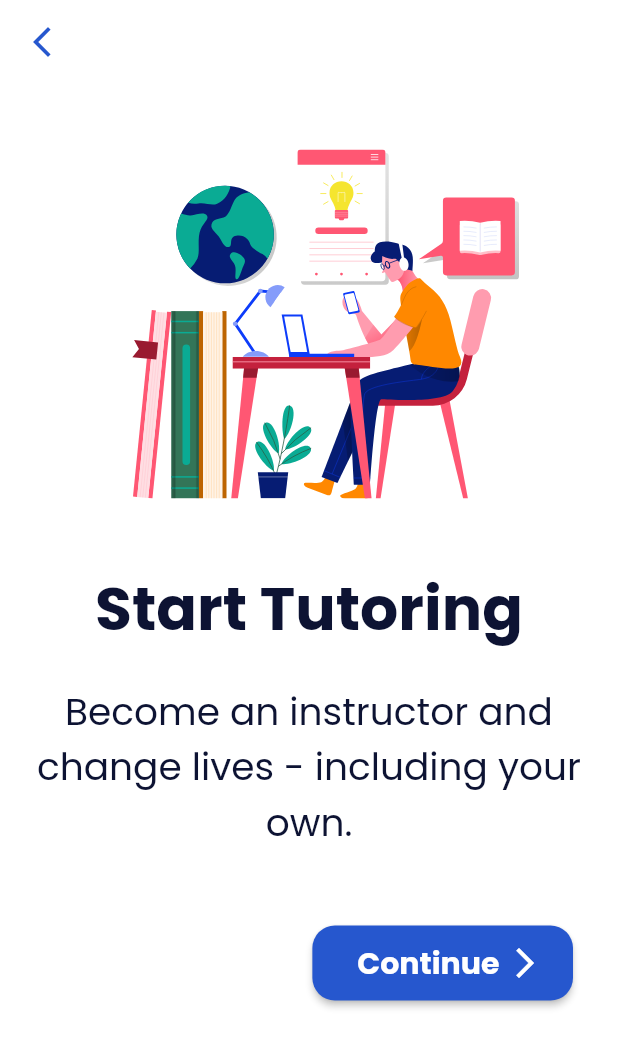
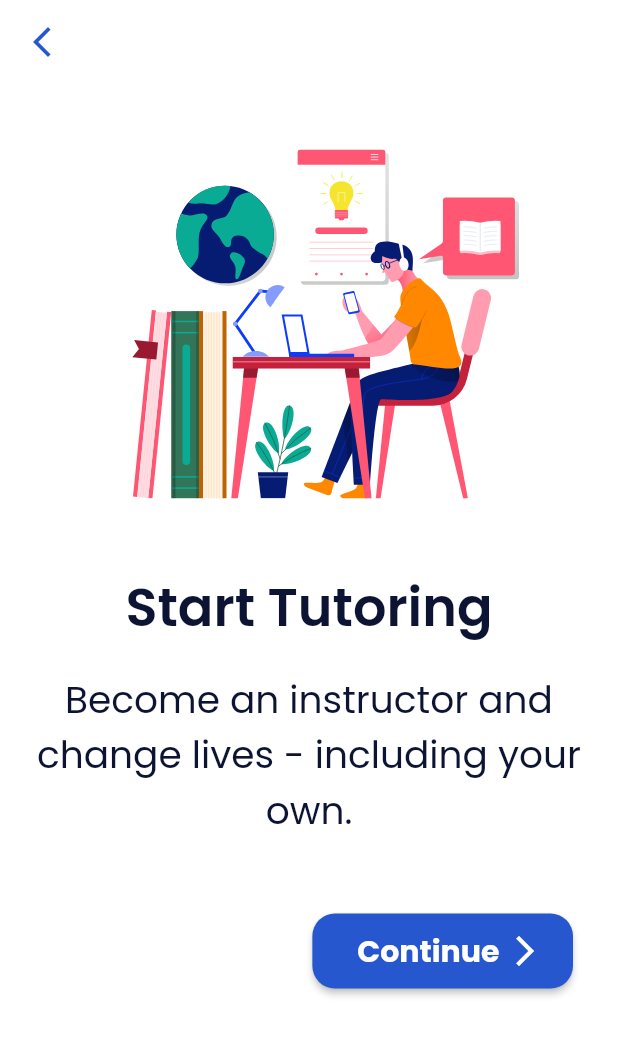
Before and after one commit to niyatipatel2711/e_learning_platform, a Flutter app: the AdminStart screen opened directly, on a phone screen of 412 x 824 dp. Shown: the top 1047 px of the screen. Run offline on Flutter 3.47's test engine with Material 2 defaults, Android fonts, the phone set to English and light mode, and no system bars; our stand-ins replace firebase_auth, firebase_core, flutter_svg, form_field_validator, google_fonts, google_sign_in and 1 more; accounts and stored records are empty.

Commit message:
Admin start page

```diff
--- a/lib/AdminStart.dart
+++ b/lib/AdminStart.dart
@@ -34,14 +34,14 @@ class _AdminStartState extends State<AdminStart> {
             child: Column(
               children: [
                 SvgPicture.asset('assets/tutor.svg', height: 280, width: 280),
-                SizedBox(height:20),
+                SizedBox(height: 30),
                 Text(
                   'Start Tutoring',
                   style: GoogleFonts.poppins(
-                    fontSize: 40,
-                    fontWeight: FontWeight.bold,
-                    //color: Colors.white,
-                    color: darkBlue
+                    fontSize: 35,
+                    fontWeight: FontWeight.w600,
+                    height: 1.2,
+                    color: darkBlue,
                   ),
                   textAlign: TextAlign.center,
                 ),
@@ -51,7 +51,6 @@ class _AdminStartState extends State<AdminStart> {
                   style: GoogleFonts.poppins(
                     fontSize: 25,
                     fontWeight: FontWeight.w400,
-                    //color: Colors.white,
                     color: darkBlue
                   ),
                   textAlign: TextAlign.center,
```
